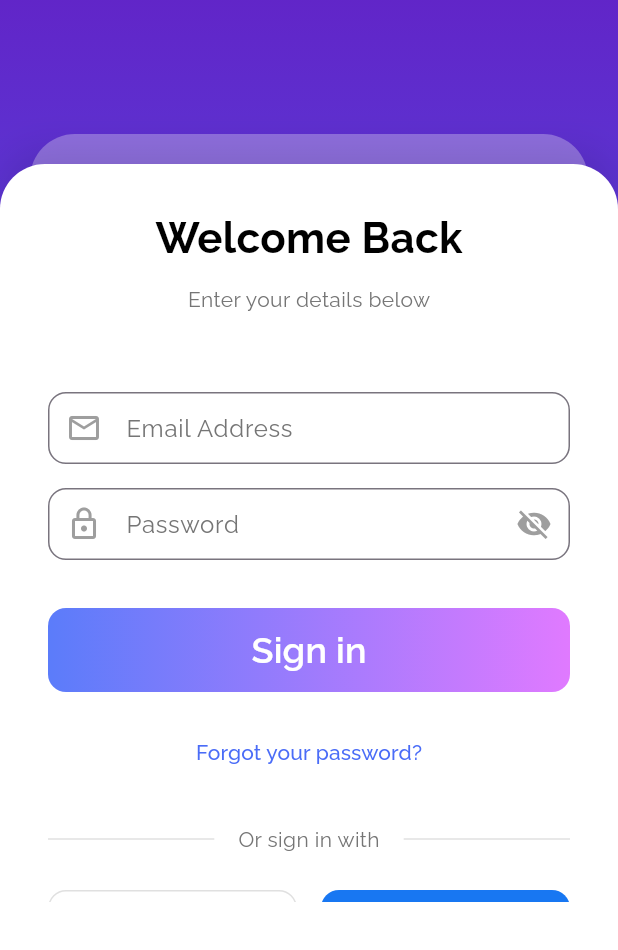
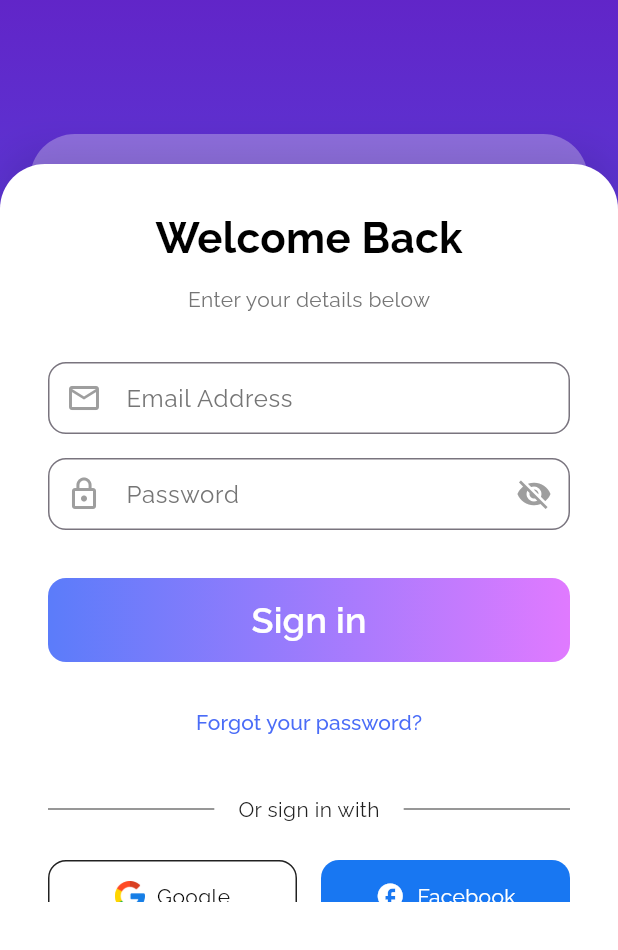
Before and after one commit to danielcyudoncy/dayOS, a Flutter app: the screen it shows after launch, on a phone screen of 412 x 824 dp, the part 286-1236 px from its top. Run offline on Flutter 3.47's test engine with Material 3 defaults, Android fonts, the phone set to English and light mode, and no system bars; our stand-ins replace cloud_firestore, firebase_auth, firebase_core, flutter_dotenv, get, get_storage and 1 more; accounts and stored records are empty.

Commit message:
updated the colors of the sign in and sign up screen

```diff
--- a/lib/core/widgets/sign_in_screen.dart
+++ b/lib/core/widgets/sign_in_screen.dart
@@ -167,7 +167,7 @@ class _SignInScreenState extends State<SignInScreen> {
                             style: FontUtil.bodyMedium(color: Colors.grey[600]),
                           ),
                         ),
-                        const SizedBox(height: 52),
+                        const SizedBox(height: 32),
 
                         // Email field
                         TextFormField(
@@ -302,17 +302,17 @@ class _SignInScreenState extends State<SignInScreen> {
                         // Divider
                         Row(
                           children: [
-                            Expanded(child: Divider(color: Colors.grey[300])),
+                            Expanded(child: Divider(color: Colors.grey[600])),
                             Padding(
                               padding: const EdgeInsets.symmetric(horizontal: 16),
                               child: Text(
                                 "Or sign in with",
                                 style: FontUtil.bodyMedium(
-                                  color: Colors.grey[600],
+                                  color: Colors.grey[900],
                                 ),
                               ),
                             ),
-                            Expanded(child: Divider(color: Colors.grey[300])),
+                            Expanded(child: Divider(color: Colors.grey[600])),
                           ],
                         ),
                         const SizedBox(height: 24),
@@ -329,7 +329,7 @@ class _SignInScreenState extends State<SignInScreen> {
                                   decoration: BoxDecoration(
                                     color: Colors.white,
                                     borderRadius: BorderRadius.circular(12),
-                                    border: Border.all(color: Colors.grey[300]!),
+                                    border: Border.all(color: Colors.grey[900]!),
                                   ),
                                   child: Row(
                                     mainAxisAlignment: MainAxisAlignment.center,
```
Also changed, not shown: lib/core/widgets/sign_up_screen.dart (+4 -4 lines).
